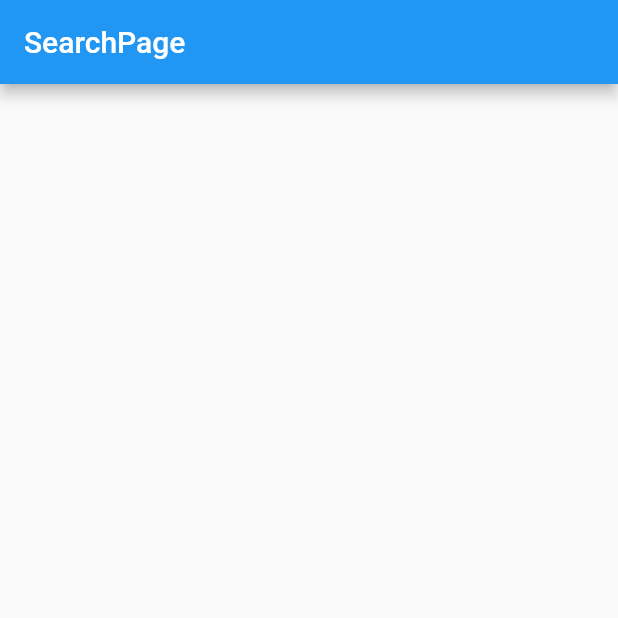
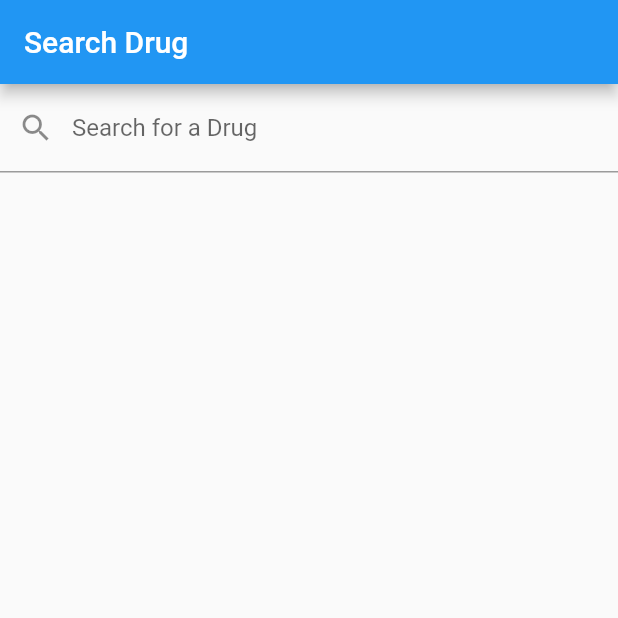
Before and after one commit to dan-mit/PharmaBuddy, a Flutter app: the SearchPage screen opened directly, on a phone screen of 412 x 824 dp, the top half of it. Run offline on Flutter 3.47's test engine with Material 2 defaults, Android fonts, the phone set to English and light mode, and no system bars; our stand-ins replace flutter_local_notifications, google_nav_bar, timezone.

Commit message:
Created a search page that displays name and description of drug (Currently bugged)

```diff
--- a/lib/pages/SearchPage.dart
+++ b/lib/pages/SearchPage.dart
@@ -1,11 +1,66 @@
 import 'package:flutter/material.dart';
+import 'package:pharmabuddy/models/service.dart';
 
-class SearchPage extends StatelessWidget {
+class SearchPage extends StatefulWidget {
+  @override
+  _SearchPageState createState() => _SearchPageState();
+}
+
+class _SearchPageState extends State<SearchPage> {
+  ApiService drugSearch = ApiService();
+  String query = "";
+  List<dynamic> searchResults = [];
+
+  void search() async {
+    try {
+      final results = await drugSearch.searchDrug(query);
+      setState(() {
+        searchResults = results;
+      });
+    } catch (e) {
+      ScaffoldMessenger.of(context).showSnackBar(
+        SnackBar(content: Text('Error: $e')),
+      );
+    }
+  }
+
   @override
   Widget build(BuildContext context) {
     return Scaffold(
-      appBar: AppBar(
-        title: Text('SearchPage'),
+      appBar: AppBar(title: Text('Search Drug')),
+      body: Column(
+        children: [
+          TextField(
+            onChanged: (value) {
+              setState(() {
+                query = value;
+              });
+              if (query.isNotEmpty) {
+                search();
+              }
+            },
+            decoration: InputDecoration(
+              labelText: 'Search for a Drug',
+              prefixIcon: Icon(Icons.search),
+            ),
+          ),
+          Expanded(
+            child: ListView.builder(
+              itemCount: searchResults.length,
+              itemBuilder: (context, index) {
+                var drug = searchResults[index];
+                return Card(
+                  child: ListTile(
+                    title: Text(drug['openfda']['brand_name'][0] ??
+                        'No Name Available'),
+                    subtitle: Text(drug['indications_and_usage'][0] ??
+                        'No Description Available'),
+                  ),
+                );
+              },
+            ),
+          ),
+        ],
       ),
     );
   }
```
Also changed, not shown: 7 other files.
